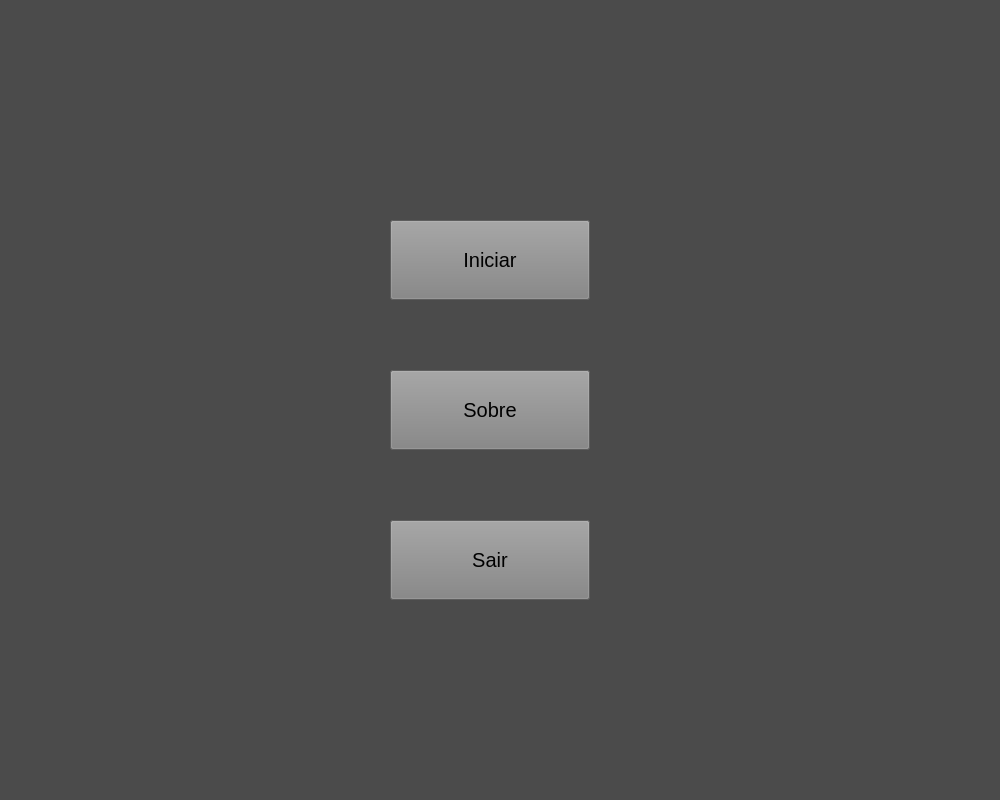
First picture: the form in App/Gui/tela_inicial.ui, repository MatBrands/Modelagem-ArboBA, before the edit.
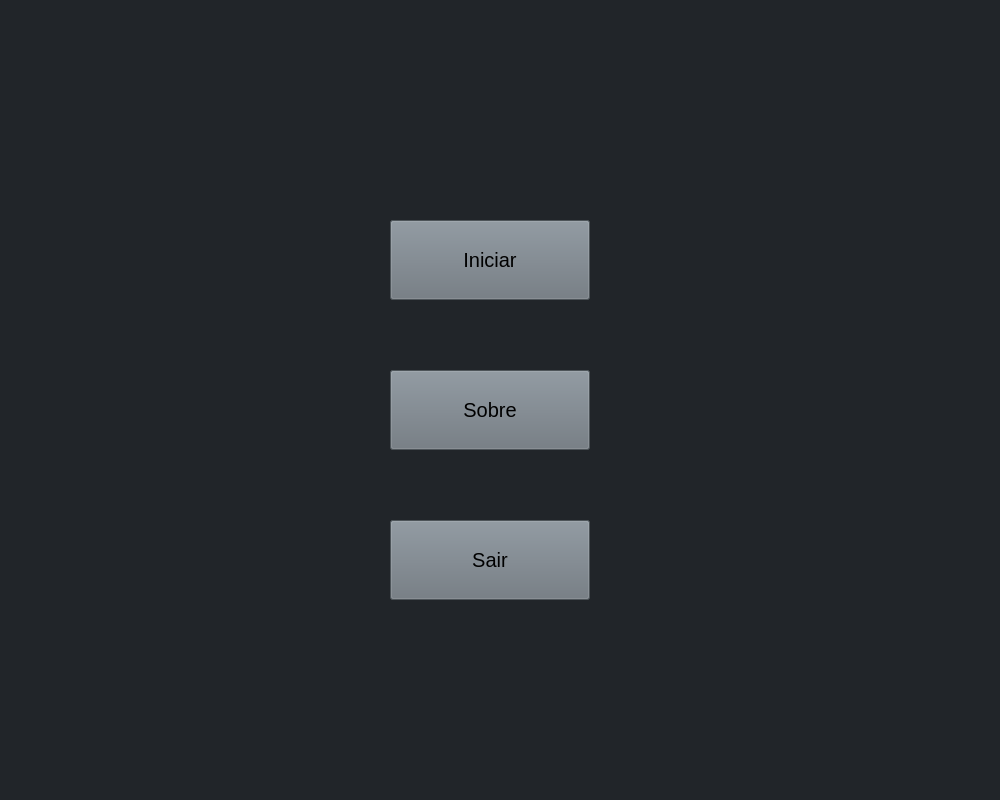
Second picture: the form after the edit.

Patch:
```diff
--- a/App/Gui/tela_inicial.ui
+++ b/App/Gui/tela_inicial.ui
@@ -23,7 +23,7 @@
    <string>Modelagem ArboBA</string>
   </property>
   <property name="styleSheet">
-   <string notr="true">background-color: rgb(75, 75, 75);</string>
+   <string notr="true">background-color: rgb(33, 37, 41);</string>
   </property>
   <property name="documentMode">
    <bool>false</bool>
@@ -61,7 +61,7 @@
       </font>
      </property>
      <property name="styleSheet">
-      <string notr="true">background-color: rgb(130, 130, 130);
+      <string notr="true">background-color: rgb(108, 117, 125);
 color: rgb(0, 0, 0);</string>
      </property>
      <property name="text">
@@ -85,7 +85,7 @@
       </font>
      </property>
      <property name="styleSheet">
-      <string notr="true">background-color: rgb(130, 130, 130);
+      <string notr="true">background-color: rgb(108, 117, 125);
 color: rgb(0, 0, 0);</string>
      </property>
      <property name="text">
@@ -109,7 +109,7 @@
       </font>
      </property>
      <property name="styleSheet">
-      <string notr="true">background-color: rgb(130, 130, 130);
+      <string notr="true">background-color: rgb(108, 117, 125);
 color: rgb(0, 0, 0);</string>
      </property>
      <property name="text">
@@ -169,7 +169,7 @@
       </font>
      </property>
      <property name="styleSheet">
-      <string notr="true">background-color: rgb(130, 130, 130);
+      <string notr="true">background-color: rgb(27, 135, 85);
 color: rgb(0, 0, 0);</string>
      </property>
      <property name="text">
```
